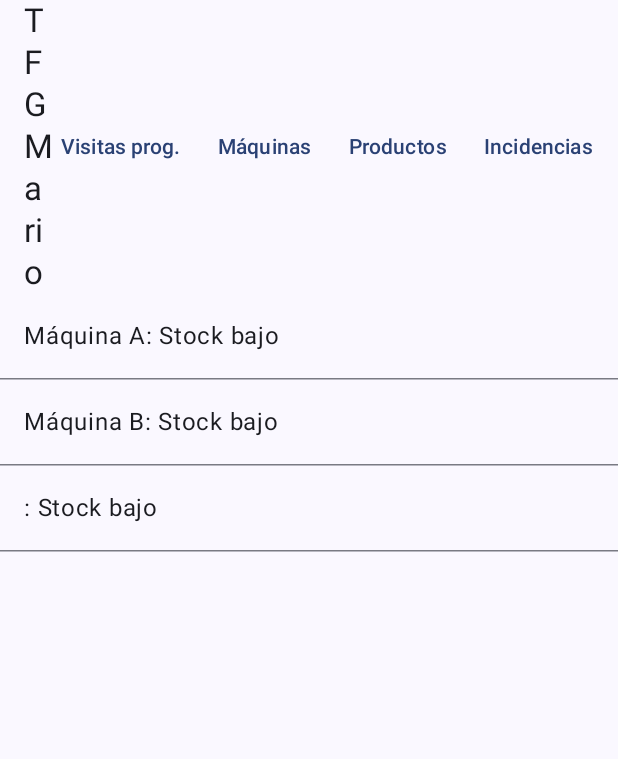
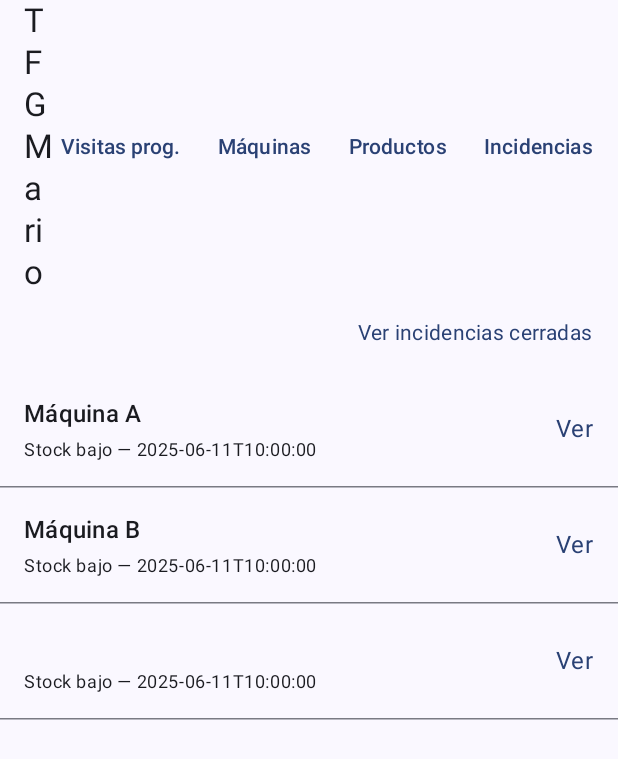
Before and after one commit to msayagod/tfg-iiti, an Android app built with Jetpack Compose: the MachineListScreen screen opened through its navigation route, after a tap on "Incidencias", on a phone screen of 412 x 824 dp. Shown: the top 759 px of the screen. Run offline under Robolectric (Android 15) with nearby library versions, the phone set to English and light mode, and no system bars; our stand-ins replace Dagger/Hilt's generated code, Room's generated code.

Commit message:
CRUD Incidents functionality

```diff
--- a/app/src/main/java/com/mariosayago/tfg_iiti/MainActivity.kt
+++ b/app/src/main/java/com/mariosayago/tfg_iiti/MainActivity.kt
@@ -31,6 +31,8 @@ import com.mariosayago.tfg_iiti.view.screens.VisitScheduleScreen
 import dagger.hilt.android.AndroidEntryPoint
 import com.mariosayago.tfg_iiti.viewmodel.MachineViewModel
 import androidx.compose.runtime.getValue
+import com.mariosayago.tfg_iiti.view.screens.ClosedIncidentListScreen
+import com.mariosayago.tfg_iiti.view.screens.IncidentFormScreen
 import com.mariosayago.tfg_iiti.view.screens.ProductFormScreen
 
 
@@ -131,6 +133,10 @@ class MainActivity : ComponentActivity() {
                                             popUpTo("machine_list") { inclusive = false }
 
                                         }
+                                    },
+
+                                    onNewIncidentClick = { mid ->
+                                        navController.navigate("incident_form/$mid")  // aquí navegas a crear incidencia
                                     }
                                 )
                             }
@@ -166,7 +172,7 @@ class MainActivity : ComponentActivity() {
                             val id = if (idArg >= 0L) idArg else null
                             ProductFormScreen(
                                 productId = id,
-                                onSave    = { navController.popBackStack() }
+                                onSave = { navController.popBackStack() }
                             )
                         }
 
@@ -174,20 +180,30 @@ class MainActivity : ComponentActivity() {
                         composable("product_form") {
                             ProductFormScreen(
                                 productId = null,
-                                onSave    = { navController.popBackStack() }
+                                onSave = { navController.popBackStack() }
                             )
                         }
 
-                        // 4. Incidencias
+                        // 4. Incidencias abiertas
                         composable("incident_list") {
                             IncidentListScreen(
                                 onIncidentClick = { incidentId: Long ->
                                     navController.navigate("incident_detail/$incidentId") // Navegar a la pantalla de detalle de incidencia
+                                },
+                                onViewClosed = { navController.navigate("incident_closed_list") }
+                            )
+                        }
+
+                        // 4.1 Incidencias cerradas
+                        composable("incident_closed_list") {
+                            ClosedIncidentListScreen(
+                                onIncidentClick = { incidentId ->
+                                    navController.navigate("incident_detail/$incidentId")
                                 }
                             )
                         }
 
-                        // Detalle de incidencia
+                        // 4.2 Detalle de incidencia
                         composable(
                             "incident_detail/{incidentId}",
                             arguments = listOf(navArgument("incidentId") {
@@ -196,8 +212,27 @@ class MainActivity : ComponentActivity() {
                         ) { back ->
                             val incidentId =
                                 back.arguments?.getLong("incidentId") ?: return@composable
-                            IncidentDetailScreen(incidentId = incidentId)
+                            IncidentDetailScreen(
+                                incidentId = incidentId,
+                                onBack = { navController.popBackStack() }
+                            )
                         }
+
+                        // 4.3 Nueva incidencia
+                        composable(
+                            "incident_form/{machineId}",
+                            arguments = listOf(
+                                navArgument("machineId") { type = NavType.LongType }
+                            )
+                        ) { back ->
+                            val mId = back.arguments!!.getLong("machineId")
+                            IncidentFormScreen(
+                                machineId = mId,
+                                onSave = { navController.popBackStack() }
+                            )
+                        }
+
+
                     }
 
                 }
--- a/app/src/main/java/com/mariosayago/tfg_iiti/data/AppDatabase.kt
+++ b/app/src/main/java/com/mariosayago/tfg_iiti/data/AppDatabase.kt
@@ -21,7 +21,7 @@ import com.mariosayago.tfg_iiti.model.entities.*
         Visit::class,
         VisitSchedule::class
     ],
-    version = 1,
+    version = 2, //Cada vez que hago cambios en el modelo, tengo que cambiar la version
     exportSchema = false
 )
 abstract class AppDatabase : RoomDatabase() {
--- a/app/src/main/java/com/mariosayago/tfg_iiti/data/dao/IncidentDao.kt
+++ b/app/src/main/java/com/mariosayago/tfg_iiti/data/dao/IncidentDao.kt
@@ -7,6 +7,7 @@ import androidx.room.Delete
 import androidx.room.Insert
 import androidx.room.OnConflictStrategy
 import androidx.room.Query
+import androidx.room.Update
 import kotlinx.coroutines.flow.Flow
 
 @Dao
@@ -19,7 +20,16 @@ interface IncidentDao {
     fun getIncidentsByMachine(machineId: Long): Flow<List<Incident>>
 
     @Query("SELECT * FROM incidents WHERE id = :incidentId")
-    fun getIncidentById(incidentId: Long): Flow<Incident>
+    fun getIncidentById(incidentId: Long): Flow<Incident?> // El ? es para indicar que puede ser null, sin eso daría error si no lo encontrara
+
+    @Query("SELECT * FROM incidents WHERE status = 'open' ORDER BY date DESC")
+    fun getOpenIncidents(): Flow<List<Incident>>
+
+    @Query("SELECT * FROM incidents WHERE status = 'closed' ORDER BY date DESC")
+    fun getClosedIncidents(): Flow<List<Incident>>
+
+    @Update(onConflict = OnConflictStrategy.REPLACE) // Si hay conflictos, actualiza
+    suspend fun updateIncident(incident: Incident): Int
 
     @Delete
     suspend fun deleteIncident(incident: Incident)
--- a/app/src/main/java/com/mariosayago/tfg_iiti/data/repository/IncidentRepository.kt
+++ b/app/src/main/java/com/mariosayago/tfg_iiti/data/repository/IncidentRepository.kt
@@ -9,8 +9,17 @@ class IncidentRepository(private val incidentDao: IncidentDao) {
     fun getIncidentsByMachine(machineId: Long): Flow<List<Incident>> =
         incidentDao.getIncidentsByMachine(machineId)
 
-    fun getIncidentById(id: Long): Flow<Incident> =
+    fun getIncidentById(id: Long): Flow<Incident?> =
         incidentDao.getIncidentById(id)
+
+    fun getOpenIncidents(): Flow<List<Incident>> =
+        incidentDao.getOpenIncidents()
+
+    fun getClosedIncidents(): Flow<List<Incident>> =
+        incidentDao.getClosedIncidents()
+
+    suspend fun updateIncident(incident: Incident) =
+        incidentDao.updateIncident(incident)
 
     suspend fun insertIncident(incident: Incident): Long =
         incidentDao.insertIncident(incident)
--- a/app/src/main/java/com/mariosayago/tfg_iiti/di/AppModule.kt
+++ b/app/src/main/java/com/mariosayago/tfg_iiti/di/AppModule.kt
@@ -32,8 +32,8 @@ object AppModule {
     @Provides
     @Singleton
     fun provideAppDatabase(@ApplicationContext ctx: Context): AppDatabase =
-        Room.databaseBuilder(ctx, AppDatabase::class.java, AppDatabase.DB_NAME /*puedes usar "expendedoras_db"*/)
-            .fallbackToDestructiveMigration(false)
+        Room.databaseBuilder(ctx, AppDatabase::class.java, AppDatabase.DB_NAME) // Nombre de la base de datos
+            .fallbackToDestructiveMigration(true) // Permite que se elimine la base de datos y se vuelva a crear
             .build()
 
     /*** DAOs ***/
--- a/app/src/main/java/com/mariosayago/tfg_iiti/model/entities/Incident.kt
+++ b/app/src/main/java/com/mariosayago/tfg_iiti/model/entities/Incident.kt
@@ -9,5 +9,6 @@ data class Incident(
     val machineId: Long,
     val date: String,
     val type: String, // Por ejemplo: "Error en pago", "Stock incorrecto", etc.
-    val observations:String?
+    val observations:String?,
+    val status: String // "open", "closed"
 )
--- a/app/src/main/java/com/mariosayago/tfg_iiti/view/screens/IncidentListScreen.kt
+++ b/app/src/main/java/com/mariosayago/tfg_iiti/view/screens/IncidentListScreen.kt
@@ -1,38 +1,88 @@
 package com.mariosayago.tfg_iiti.view.screens
 
 import androidx.compose.foundation.clickable
+import androidx.compose.foundation.layout.Arrangement
+import androidx.compose.foundation.layout.Column
+import androidx.compose.foundation.layout.Row
+import androidx.compose.foundation.layout.Spacer
+import androidx.compose.foundation.layout.fillMaxSize
 import androidx.compose.foundation.layout.fillMaxWidth
+import androidx.compose.foundation.layout.height
 import androidx.compose.foundation.layout.padding
 import androidx.compose.foundation.lazy.LazyColumn
 import androidx.compose.foundation.lazy.items
 import androidx.compose.material3.HorizontalDivider
+import androidx.compose.material3.MaterialTheme
 import androidx.compose.material3.Text
 import androidx.compose.runtime.Composable
 import androidx.compose.runtime.collectAsState
 import androidx.compose.runtime.getValue
+import androidx.compose.ui.Alignment
 import androidx.compose.ui.Modifier
 import androidx.compose.ui.unit.dp
 import androidx.hilt.navigation.compose.hiltViewModel
+import com.mariosayago.tfg_iiti.viewmodel.IncidentViewModel
 import com.mariosayago.tfg_iiti.viewmodel.MachineViewModel
 
 @Composable
 fun IncidentListScreen(
-    onIncidentClick: (Long) -> Unit = {},  //valor por defecto
-    viewModel: MachineViewModel = hiltViewModel()
+    onIncidentClick: (Long) -> Unit,
+    onViewClosed: () -> Unit,
+    incidentVm: IncidentViewModel = hiltViewModel(),
+    machineVm: MachineViewModel = hiltViewModel()
 ) {
-    // Sólo máquinas con al menos 1 incidencia
-    val machinesWithInc by viewModel.machinesWithIncidents().collectAsState()
-    LazyColumn {
-        items(machinesWithInc) { mwi ->
-            // por cada máquina con sus incidencias, lanzamos un ítem por incidencia
-            mwi.incidents.forEach { incident ->
-                Text(
-                    text = "${mwi.machine.name}: ${incident.type}",
+    // 1. Flows
+    val incidents by incidentVm.openIncidents.collectAsState()
+    val machines by machineVm.machines.collectAsState()
+
+    Column {
+        // Enlace a "ver cerradas"
+        Row(
+            modifier = Modifier
+                .fillMaxWidth()
+                .padding(8.dp),
+            horizontalArrangement = Arrangement.End
+        ) {
+            Text(
+                text = "Ver incidencias cerradas",
+                style = MaterialTheme.typography.bodyMedium,
+                color = MaterialTheme.colorScheme.primary,
+                modifier = Modifier
+                    .clickable(onClick = onViewClosed)
+                    .padding(8.dp)
+            )
+        }
+
+        LazyColumn(Modifier.fillMaxSize()) {
+            items(incidents) { inc ->
+                // 2. Buscamos el nombre de la máquina en la lista
+                val machineName =
+                    machines.find { it.id == inc.machineId }?.name ?: "Máquina desconocida"
+
+                Row(
                     modifier = Modifier
                         .fillMaxWidth()
-                        .clickable { onIncidentClick(incident.id) }  // aquí uso incident.id
-                        .padding(16.dp)
-                )
+                        .clickable { onIncidentClick(inc.id) }
+                        .padding(16.dp),
+                    horizontalArrangement = Arrangement.SpaceBetween,
+                    verticalAlignment = Alignment.CenterVertically
+                ) {
+                    Column {
+                        Text(
+                            text = machineName,
+                            style = MaterialTheme.typography.titleMedium
+                        )
+                        Spacer(Modifier.height(4.dp))
+                        Text(
+                            text = "${inc.type} — ${inc.date}",
+                            style = MaterialTheme.typography.bodySmall
+                        )
+                    }
+                    Text(
+                        text = "Ver",
+                        color = MaterialTheme.colorScheme.primary
+                    )
+                }
                 HorizontalDivider()
             }
         }
--- a/app/src/main/java/com/mariosayago/tfg_iiti/view/screens/MachineDetailScreen.kt
+++ b/app/src/main/java/com/mariosayago/tfg_iiti/view/screens/MachineDetailScreen.kt
@@ -25,6 +25,7 @@ fun MachineDetailScreen(
     machineId: Long,
     onEditClick: (Long) -> Unit, // Añadir parámetro para editar
     onDeleteClick: (Long) -> Unit, // Añadir parámetro para eliminar
+    onNewIncidentClick: (Long) -> Unit, // Añadir parámetro para nueva incidencia
     viewModel: MachineViewModel = hiltViewModel()
 ) {
     // Recuperamos la lista de máquinas
@@ -47,6 +48,11 @@ fun MachineDetailScreen(
                 Button(onClick = { onDeleteClick(machineId) }) {
                     Text("Eliminar")
                 }
+
+                Button(onClick = { onNewIncidentClick(machineId) }) {
+                    Text("Nueva incidencia")
+                }
+
             }
             Spacer(Modifier.height(16.dp))
 
--- a/app/src/main/java/com/mariosayago/tfg_iiti/viewmodel/IncidentViewModel.kt
+++ b/app/src/main/java/com/mariosayago/tfg_iiti/viewmodel/IncidentViewModel.kt
@@ -11,6 +11,7 @@ import kotlinx.coroutines.flow.StateFlow
 import kotlinx.coroutines.flow.stateIn
 import kotlinx.coroutines.launch
 import javax.inject.Inject
+import kotlinx.coroutines.flow.firstOrNull
 
 @HiltViewModel
 class IncidentViewModel @Inject constructor(
@@ -18,18 +19,34 @@ class IncidentViewModel @Inject constructor(
 ) : ViewModel() {
 
     val incidents: StateFlow<List<Incident>> =
-        repository.getIncidentsByMachine(/* puedes inicializar con un id por defecto o exponer un método */0L)
+        repository.getIncidentsByMachine(0L) // se puede inicializar con un id por defecto o exponer un metodo
             .stateIn(viewModelScope, SharingStarted.WhileSubscribed(5000), emptyList())
 
     fun getIncidentsByMachine(machineId: Long): Flow<List<Incident>> =
         repository.getIncidentsByMachine(machineId)
 
-    fun getIncidentById(incidentId: Long): Flow<Incident> =
+    // Incidentes abiertos
+    val openIncidents: StateFlow<List<Incident>> =
+        repository.getOpenIncidents()
+            .stateIn(viewModelScope, SharingStarted.WhileSubscribed(5_000), emptyList())
+
+    // Incidentes cerrados
+    val closedIncidents: StateFlow<List<Incident>> =
+        repository.getClosedIncidents()
+            .stateIn(viewModelScope, SharingStarted.WhileSubscribed(5_000), emptyList())
+
+    // 2) “cerrar” incidencia: cambiar status a “closed”
+    fun closeIncident(id: Long) = viewModelScope.launch {
+        repository.getIncidentById(id).firstOrNull()?.let { inc ->
+            repository.updateIncident(inc.copy(status = "closed"))
+        }
+    }
+    fun getIncidentById(incidentId: Long): Flow<Incident?> =
         repository.getIncidentById(incidentId)
 
     fun insert(incident: Incident) {
         viewModelScope.launch { repository.insertIncident(incident) }
-    }
+   }
 
     fun delete(incident: Incident) {
         viewModelScope.launch { repository.deleteIncident(incident) }
--- a/app/src/main/java/com/mariosayago/tfg_iiti/viewmodel/MachineViewModel.kt
+++ b/app/src/main/java/com/mariosayago/tfg_iiti/viewmodel/MachineViewModel.kt
@@ -42,9 +42,9 @@ class MachineViewModel @Inject constructor(
             val existingProducts = productRepo.getAllProducts().first()
             val productIds = if (existingProducts.isEmpty()) {
                 listOf(
-                    productRepo.insertProduct(Product(name="Agua", price=1.00)),
-                    productRepo.insertProduct(Product(name="Café", price=1.50)),
-                    productRepo.insertProduct(Product(name="Refresco", price=1.20))
+                    productRepo.insertProduct(Product(name = "Agua", price = 1.00)),
+                    productRepo.insertProduct(Product(name = "Café", price = 1.50)),
+                    productRepo.insertProduct(Product(name = "Refresco", price = 1.20))
                 )
             } else {
                 existingProducts.map { it.id }
@@ -54,8 +54,22 @@ class MachineViewModel @Inject constructor(
             val existingMachines = machineRepo.getAllMachines().first()
             val machineIds = if (existingMachines.isEmpty()) {
                 listOf(
-                    machineRepo.insertMachine(Machine(name="Máquina A", location="Edificio Principal", rows=3, columns=4)),
-                    machineRepo.insertMachine(Machine(name="Máquina B", location="Planta Baja", rows=2, columns=3))
+                    machineRepo.insertMachine(
+                        Machine(
+                            name = "Máquina A",
+                            location = "Edificio Principal",
+                            rows = 3,
+                            columns = 4
+                        )
+                    ),
+                    machineRepo.insertMachine(
+                        Machine(
+                            name = "Máquina B",
+                            location = "Planta Baja",
+                            rows = 2,
+                            columns = 3
+                        )
+                    )
                 )
             } else {
                 existingMachines.map { it.id }
@@ -93,10 +107,11 @@ class MachineViewModel @Inject constructor(
                 if (incs.isEmpty()) {
                     incidentRepo.insertIncident(
                         Incident(
-                            machineId   = mid,
-                            date        = "2025-06-11T10:00:00",  // ISO de ejemplo
-                            type        = "Stock bajo",
-                            observations= "Nivel de stock menor al mínimo"
+                            machineId = mid,
+                            date = "2025-06-11T10:00:00",  // ISO de ejemplo
+                            type = "Stock bajo",
+                            observations = "Nivel de stock menor al mínimo",
+                            status = "open"
                         )
                     )
                 }
@@ -105,8 +120,8 @@ class MachineViewModel @Inject constructor(
         }
     }
 
-   // val machines: StateFlow<List<Machine>> = repository.getAllMachines()
-     //   .stateIn(viewModelScope, SharingStarted.WhileSubscribed(5000), emptyList())
+    // val machines: StateFlow<List<Machine>> = repository.getAllMachines()
+    //   .stateIn(viewModelScope, SharingStarted.WhileSubscribed(5000), emptyList())
 
     fun getMachineWithSlots(machineId: Long): Flow<MachineWithSlots> =
         machineRepo.getMachineWithSlots(machineId)
```
Also changed, not shown: app/src/main/java/com/mariosayago/tfg_iiti/view/screens/ClosedIncidentListScreen.kt (added, +66 -0 lines), app/src/main/java/com/mariosayago/tfg_iiti/view/screens/IncidentDetailScreen.kt (+29 -0 lines), app/src/main/java/com/mariosayago/tfg_iiti/view/screens/IncidentFormScreen.kt (added, +65 -0 lines).
